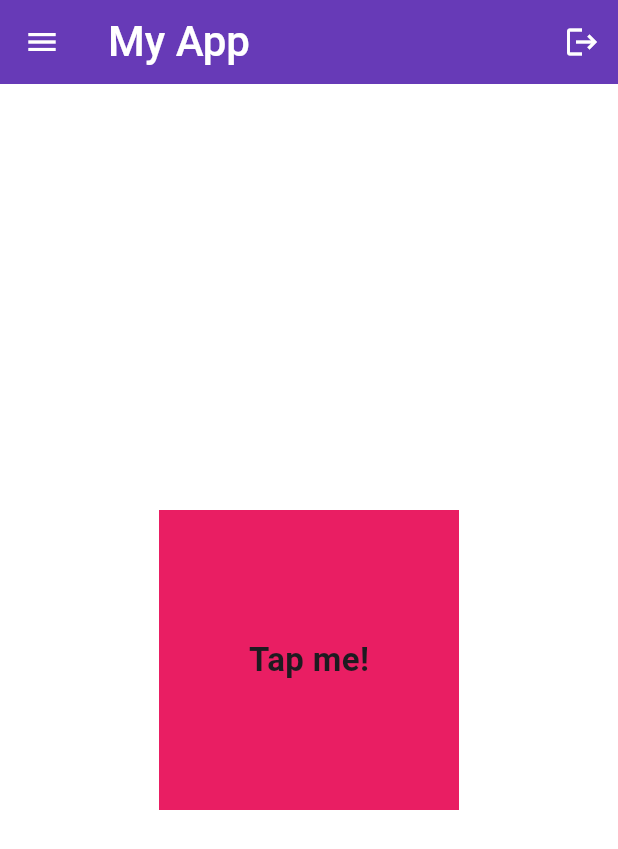
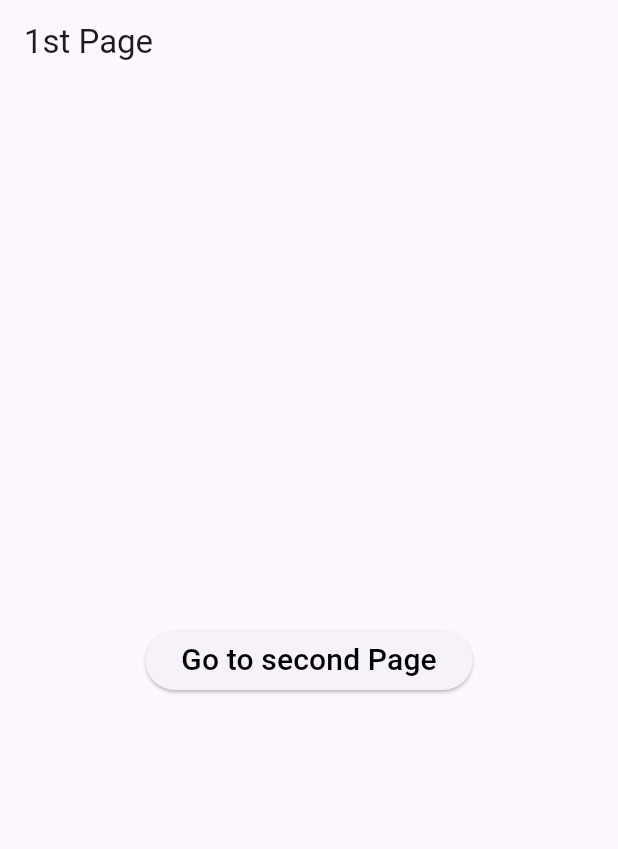
Before and after one commit to NemSothea/Flutter-Beginner-Course, a Flutter app: the screen it shows after launch, on a phone screen of 412 x 824 dp. Shown: the top 849 px of the screen. Run offline on Flutter 3.47's test engine with Material 3 defaults, Android fonts, the phone set to English and light mode, and no system bars.

Commit message:
53:00 minutes watched

```diff
--- a/FirstApp/flutter_application_1/lib/main.dart
+++ b/FirstApp/flutter_application_1/lib/main.dart
@@ -1,186 +1,25 @@
 import 'package:flutter/material.dart';
+import 'package:flutter_application_1/pages/first_page.dart';
+import 'package:flutter_application_1/pages/second_page.dart';
 
 void main() {
-  runApp(MyApp());
+  runApp(const MyApp());
 }
 
 class MyApp extends StatelessWidget {
-//  const MyApp({super.key});
+ const MyApp({super.key});
 
-List names = ["Sothea","Mama","Babe"];
-
-  void onTapped(){
-    print("Tap me!");
-  }
 
  @override
   Widget build(BuildContext context) {
 
     return MaterialApp(
       debugShowCheckedModeBanner: true,
-      home: Scaffold(
-          backgroundColor: Colors.white,
-          appBar: AppBar(
-            title: Text("My App",
-              style: TextStyle(
-                color: Colors.white,
-                fontSize: 28,
-                fontWeight: FontWeight.w500
-              ),
-            ),
-            backgroundColor: Colors.deepPurple,
-            elevation: 0,
-            leading: Icon(
-              Icons.menu,
-              color: Colors.white),
-              actions: [
-                IconButton(onPressed: (){},
-                icon: Icon(Icons.logout,
-                  color: Colors.white,
-                )
-                )],
-          ),
-          body:
-            Center(
-              child: GestureDetector(
-                onTap: onTapped,
-                child: Container(
-                  width: 200,
-                  height: 200,
-                  color: Colors.pink,
-                  child: Center(
-                    child:
-                    Text("Tap me!",
-                    style: TextStyle(
-                      fontSize: 22,
-                      fontWeight: FontWeight.bold
-                    ),
-                    ),
-                  )
-                ),
-              ),
-            )
-            )
-          // Stack(
-          //   alignment: Alignment.center,
-          //   children: [
-          //     //Big stack
-          //     Container(
-          //       width: 200,
-          //       height: 200,
-          //       color: Colors.amber.shade100,
-          //     ),
-          //     //Medium stack
-          //        Container(
-          //       width: 100,
-          //       height: 100,
-          //       color: Colors.amber.shade200,
-          //     ),
-          //     //small stack
-          //       Container(
-          //       width: 50,
-          //       height: 50,
-          //       color: Colors.amber.shade500,
-          //     )
-          //   ],
-          // )
-
-          // GridView.builder(
-          //   itemCount: 5,
-          //   gridDelegate:
-          //   // How many one in each row!
-          //   SliverGridDelegateWithFixedCrossAxisCount(crossAxisCount: 2),
-          //   itemBuilder: (context,index) => Container(
-          //     color: Colors.amber,
-          //     margin: EdgeInsets.all(2),
-          //   ))
-
-          // ListView.builder(
-          //   itemCount: names.length,
-          //   itemBuilder:(context,index) => ListTile(
-          //     title: Text(names[index])),
-          //   )
-
-
-          /*
-          ListView(
-              children: [
-                Container(
-                  width: 200,
-                  height: 200,
-                  color: Colors.amber.shade200,
-                ),
-                 Container(
-                  width: 200,
-                  height: 200,
-                  color: Colors.amber.shade400,
-                ),
-                 Container(
-                  width: 200,
-                  height: 200,
-                  color: Colors.amber.shade600,
-                )
-              ],
-          )*/
-          /*// Column
-          Column(
-            mainAxisAlignment: MainAxisAlignment.spaceBetween,
-              children: [
-                // 1st box
-                Expanded(
-                  child: Container(
-
-                    width: 200,
-                    color: Colors.amber.shade100,
-                  ),
-                ),
-
-                // 2st box
-                Expanded(
-                  child: Container(
-
-                    width: 200,
-                    color: Colors.amber.shade300,
-                  ),
-                ),
-
-                // 3st box
-                Expanded(
-                  child: Container(
-                    width: 200,
-                    color: Colors.amber.shade500,
-                  ),
-                )
-              ],
-          ) */
-          /*Center(
-            child: Container(
-              width: 300,
-              height: 300,
-            decoration: BoxDecoration(
-                color: Colors.amber,
-                borderRadius: BorderRadius.circular(20),
-            ),
-              padding: EdgeInsets.all(30),
-
-              child: Icon(
-                Icons.favorite,
-                color: Colors.white,
-                size: 64,
-                ),
-              child:
-              Text("Flutter Application",
-              style: TextStyle(
-                color: Colors.white,
-                fontSize: 28,
-                fontWeight: FontWeight.bold
-              ),
-              ),
-            ) ,
-          ),
-*/
-      // ),
-
+      home:FirstPage(),
+      routes: {
+        '/firstpage': (context) => FirstPage(),
+        '/secondpage': (context) => SecondPage(),
+      },
     );
   }
 
--- /dev/null
+++ b/FirstApp/flutter_application_1/lib/pages/first_page.dart
@@ -0,0 +1,36 @@
+import 'package:flutter/material.dart';
+// import 'package:flutter_application_1/pages/second_page.dart';
+
+class FirstPage extends StatelessWidget{
+  const FirstPage({super.key});
+
+  @override
+  Widget build(BuildContext context) {
+  return Scaffold(
+    appBar: AppBar(
+      title: Text("1st Page"),
+    ),
+    body: Center(
+      child: ElevatedButton(child: Text("Go to second Page",
+       style: TextStyle(
+        color: Colors.black,
+        fontSize: 20
+       ),
+      )
+      ,onPressed: () {
+        // Method of push original
+
+        // Navigator.push(context,MaterialPageRoute(
+        //   builder: (context) => SecondPage(),
+        // ));
+
+      // Method of push using route
+      Navigator.pushNamed(context, '/secondpage');
+
+
+      },),
+    ),
+  );
+  }
+
+}
--- /dev/null
+++ b/FirstApp/flutter_application_1/lib/pages/second_page.dart
@@ -0,0 +1,15 @@
+import 'package:flutter/material.dart';
+
+class SecondPage extends StatelessWidget{
+  const SecondPage({super.key});
+
+  @override
+  Widget build(BuildContext context) {
+  return Scaffold(
+    appBar: AppBar(
+      title: Text("2nd Page"),
+    ),
+  );
+  }
+
+}
```
